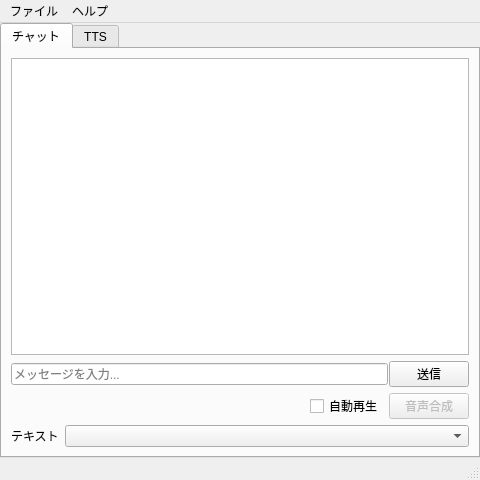
The window that src/MainWindow.ui (mitayuki3/flexichat) describes before a commit, drawn with Qt 5.
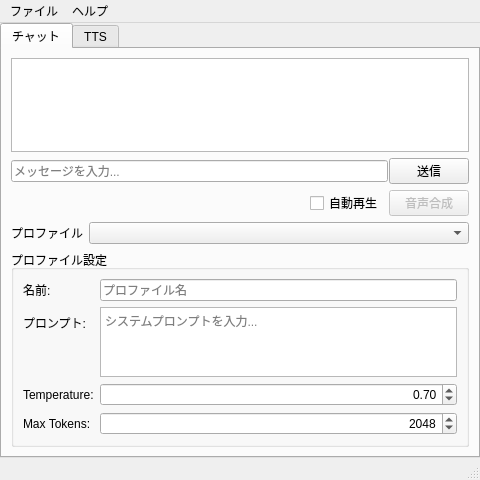
The same window after the commit.

Commit message:
チャットタブにアクティブプロファイル設定エディタを追加 (#10)
* MainWindow チャットタブにアクティブプロファイル設定エディタを追加
* プロファイル設定からアイコンを削除
* UI の伸び方を調整
* プロファイル編集の保存を QTimer でデバウンス（即時フラッシュ併用）

The edit to the form file:
```diff
--- a/src/MainWindow.ui
+++ b/src/MainWindow.ui
@@ -48,6 +48,12 @@
        <layout class="QVBoxLayout" name="verticalLayout_2">
         <item>
          <widget class="QListView" name="chatDisplay">
+          <property name="sizePolicy">
+           <sizepolicy hsizetype="Expanding" vsizetype="Expanding">
+            <horstretch>0</horstretch>
+            <verstretch>1</verstretch>
+           </sizepolicy>
+          </property>
           <property name="editTriggers">
            <set>QAbstractItemView::EditTrigger::NoEditTriggers</set>
           </property>
@@ -122,7 +128,7 @@
           <item row="0" column="0">
            <widget class="QLabel" name="profileLabel">
             <property name="text">
-             <string>テキスト</string>
+             <string>プロファイル</string>
             </property>
            </widget>
           </item>
@@ -131,6 +137,104 @@
           </item>
          </layout>
         </item>
+        <item>
+         <widget class="QGroupBox" name="profileSettingsGroupBox">
+          <property name="sizePolicy">
+           <sizepolicy hsizetype="Preferred" vsizetype="Preferred">
+            <horstretch>0</horstretch>
+            <verstretch>1</verstretch>
+           </sizepolicy>
+          </property>
+          <property name="title">
+           <string>プロファイル設定</string>
+          </property>
+          <layout class="QFormLayout" name="profileSettingsFormLayout">
+           <item row="0" column="0">
+            <widget class="QLabel" name="profileNameLabel">
+             <property name="text">
+              <string>名前:</string>
+             </property>
+            </widget>
+           </item>
+           <item row="0" column="1">
+            <widget class="QLineEdit" name="profileNameEdit">
+             <property name="placeholderText">
+              <string>プロファイル名</string>
+             </property>
+            </widget>
+           </item>
+           <item row="1" column="0">
+            <widget class="QLabel" name="profilePromptLabel">
+             <property name="text">
+              <string>プロンプト:</string>
+             </property>
+            </widget>
+           </item>
+           <item row="1" column="1">
+            <widget class="QPlainTextEdit" name="profilePromptEdit">
+             <property name="sizePolicy">
+              <sizepolicy hsizetype="Expanding" vsizetype="Expanding">
+               <horstretch>0</horstretch>
+               <verstretch>1</verstretch>
+              </sizepolicy>
+             </property>
+             <property name="placeholderText">
+              <string>システムプロンプトを入力...</string>
+             </property>
+            </widget>
+           </item>
+           <item row="2" column="0">
+            <widget class="QLabel" name="profileTemperatureLabel">
+             <property name="text">
+              <string>Temperature:</string>
+             </property>
+            </widget>
+           </item>
+           <item row="2" column="1">
+            <widget class="QDoubleSpinBox" name="profileTemperatureSpin">
+             <property name="alignment">
+              <set>Qt::AlignmentFlag::AlignRight|Qt::AlignmentFlag::AlignTrailing|Qt::AlignmentFlag::AlignVCenter</set>
+             </property>
+             <property name="maximum">
+              <double>2.000000000000000</double>
+             </property>
+             <property name="singleStep">
+              <double>0.100000000000000</double>
+             </property>
+             <property name="value">
+              <double>0.700000000000000</double>
+             </property>
+            </widget>
+           </item>
+           <item row="3" column="0">
+            <widget class="QLabel" name="profileMaxTokensLabel">
+             <property name="text">
+              <string>Max Tokens:</string>
+             </property>
+            </widget>
+           </item>
+           <item row="3" column="1">
+            <widget class="QSpinBox" name="profileMaxTokensSpin">
+             <property name="alignment">
+              <set>Qt::AlignmentFlag::AlignRight|Qt::AlignmentFlag::AlignTrailing|Qt::AlignmentFlag::AlignVCenter</set>
+             </property>
+             <property name="minimum">
+              <number>64</number>
+             </property>
+             <property name="maximum">
+              <number>16384</number>
+             </property>
+             <property name="singleStep">
+              <number>128</number>
+             </property>
+             <property name="value">
+              <number>2048</number>
+             </property>
+            </widget>
+           </item>
+          </layout>
+         </widget>
+        </item>
        </layout>
       </widget>
       <widget class="QWidget" name="ttsTab">
```
Left out of the diff: 42 changed lines with no effect on the pictures. Lines whose indentation alone changed are shown as unchanged. The commit also changes 7 other files.
